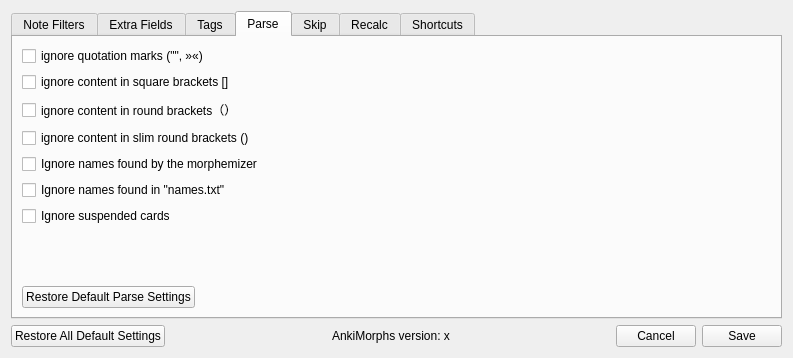
Above: ankimorphs/ui/settings_dialog.ui from mortii/anki-morphs before the change. Below: the same form after it.
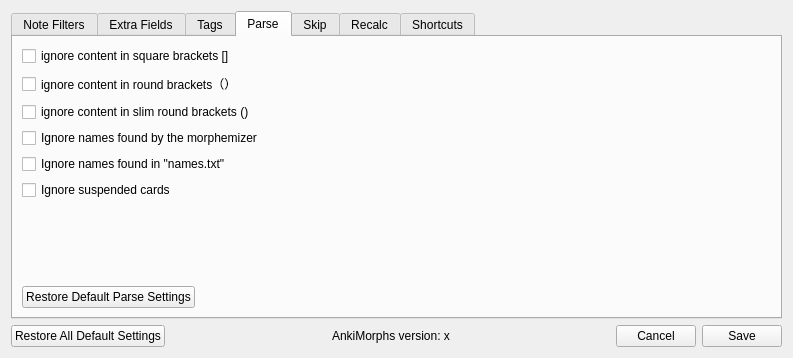
That is the form after the change. The open tabs and pages were chosen to show the change.

Commit message: space-morphemizer ignores non-alphanumeric characters (#28)

The edit to the form file:
```diff
--- a/ankimorphs/ui/settings_dialog.ui
+++ b/ankimorphs/ui/settings_dialog.ui
@@ -245,13 +245,6 @@
         <layout class="QVBoxLayout" name="verticalLayout_13">
          <item>
           <layout class="QVBoxLayout" name="verticalLayout_9">
-           <item>
-            <widget class="QCheckBox" name="parse_ignore_quotation_marks_input">
-             <property name="text">
-              <string>ignore quotation marks (&quot;&quot;, »«)</string>
-             </property>
-            </widget>
-           </item>
            <item>
             <widget class="QCheckBox" name="parse_ignore_bracket_contents_input">
              <property name="text">
```
The commit also changes 5 other files.
